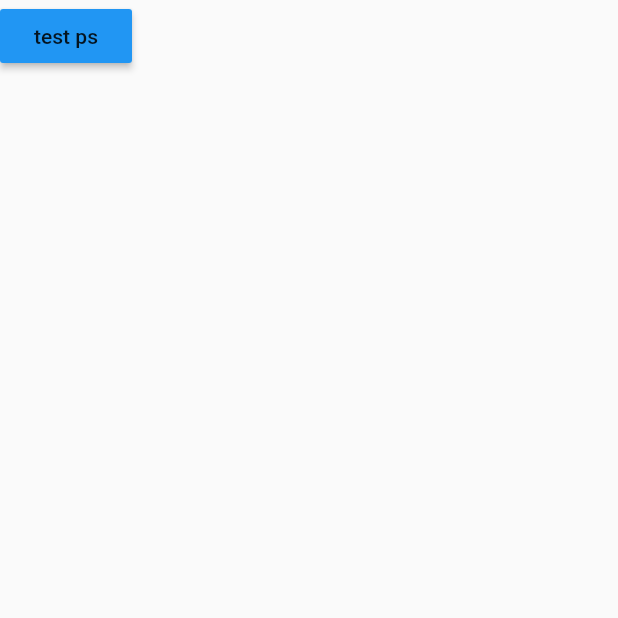
After one commit to sh0116/SWM_109Team, a Flutter app: the ssh screen opened directly, after a tap on "test ps", on a phone screen of 412 x 824 dp, the top half of it. The commit adds this screen. Run offline on Flutter 3.47's test engine with Material 2 defaults, Android fonts, the phone set to English and light mode, and no system bars; our stand-ins replace shared_preferences, webview_flutter; missing offline and left inert: ssh; accounts and stored records are empty; project files that could hold a hidden picture were left out.

Commit message:
button and dependency for ssh
Former-commit-id: 6899af5d7ee521bb84c24504bba3f96ecc6b23fa

```diff
--- /dev/null
+++ b/test109/lib/initialSetUp/ssh.dart
@@ -0,0 +1,57 @@
+import 'dart:async';
+import 'package:flutter/services.dart';
+import 'package:flutter/material.dart';
+import 'package:ssh/ssh.dart';
+
+class ssh extends StatefulWidget {
+  ssh({Key key, this.title}) : super(key: key);
+  final String title;
+
+  @override
+  _sshState createState() => _sshState();
+}
+
+class _sshState extends State<ssh> {
+  String _result = '';
+  List _array;
+
+  Future<void> onClickCmd() async {
+    var client = new SSHClient(
+      host: "172.30.1.8",
+      port: 22,
+      username: "pi",
+      passwordOrKey: "raspberry",
+    );
+
+    String result;
+    try {
+      result = await client.connect();
+      if (result == "session_connected") result = await client.execute("ps");
+      client.disconnect();
+    } on PlatformException catch (e) {
+      print('Error: ${e.code}\nError Message: ${e.message}');
+    }
+
+    setState(() {
+      _result = result;
+      _array = null;
+    });
+  }
+
+  @override
+  Widget build(BuildContext context) {
+    return Scaffold(
+      body: Column(
+        children: <Widget> [
+          RaisedButton(
+              child: Text("test ps"),
+              onPressed: onClickCmd,
+              color: Colors.blue
+          ),
+          SizedBox(height: 50),
+          Text(_result)
+        ]
+      )
+    );
+  }
+}
--- a/test109/lib/menu.dart
+++ b/test109/lib/menu.dart
@@ -41,6 +41,16 @@ class _menuState extends State<menu> {
                 );
               },
             ),
+            SizedBox(height: 20),
+            RaisedButton(
+              child: Text('ssh'),
+              onPressed: (){
+                Navigator.push(context, MaterialPageRoute<void>(builder: (BuildContext context){
+                  return webView();
+                })
+                );
+              },
+            )
           ],
         )
       )
--- a/test109/pubspec.yaml
+++ b/test109/pubspec.yaml
@@ -24,7 +24,7 @@ dependencies:
   flutter:
     sdk: flutter
   webview_flutter:
-
+  ssh: ^0.0.7
 
   # The following adds the Cupertino Icons font to your application.
   # Use with the CupertinoIcons class for iOS style icons.
```
Also changed, not shown: test109/pubspec.lock.
